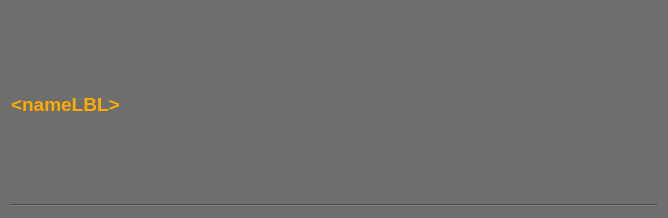
spoorcc/stereo-vision-client, file Widgets/processstepWidget.ui: the form before one commit.
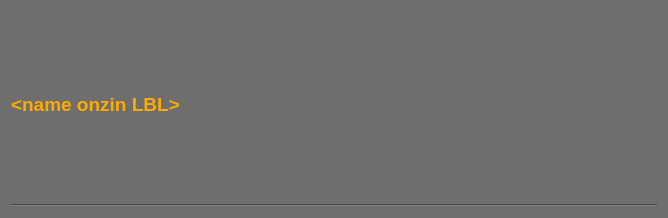
The form after the commit.

```diff
--- a/Widgets/processstepWidget.ui
+++ b/Widgets/processstepWidget.ui
@@ -21,7 +21,11 @@
    <item>
     <widget class="QLabel" name="nameLBL">
      <property name="text">
-      <string>&lt;html&gt;&lt;head/&gt;&lt;body&gt;&lt;p&gt;&lt;span style=&quot; font-size:14pt; font-weight:600; color:#ffaa00;&quot;&gt;&amp;lt;nameLBL&amp;gt;&lt;/span&gt;&lt;/p&gt;&lt;/body&gt;&lt;/html&gt;</string>
+      <string>&lt;!DOCTYPE HTML PUBLIC &quot;-//W3C//DTD HTML 4.0//EN&quot; &quot;http://www.w3.org/TR/REC-html40/strict.dtd&quot;&gt;
+&lt;html&gt;&lt;head&gt;&lt;meta name=&quot;qrichtext&quot; content=&quot;1&quot; /&gt;&lt;style type=&quot;text/css&quot;&gt;
+p, li { white-space: pre-wrap; }
+&lt;/style&gt;&lt;/head&gt;&lt;body style=&quot; font-family:'MS Shell Dlg 2'; font-size:8.25pt; font-weight:400; font-style:normal;&quot;&gt;
+&lt;p style=&quot; margin-top:12px; margin-bottom:12px; margin-left:0px; margin-right:0px; -qt-block-indent:0; text-indent:0px;&quot;&gt;&lt;span style=&quot; font-size:14pt; font-weight:600; color:#ffaa00;&quot;&gt;&amp;lt;name onzin LBL&amp;gt;&lt;/span&gt;&lt;/p&gt;&lt;/body&gt;&lt;/html&gt;</string>
      </property>
     </widget>
    </item>
```
